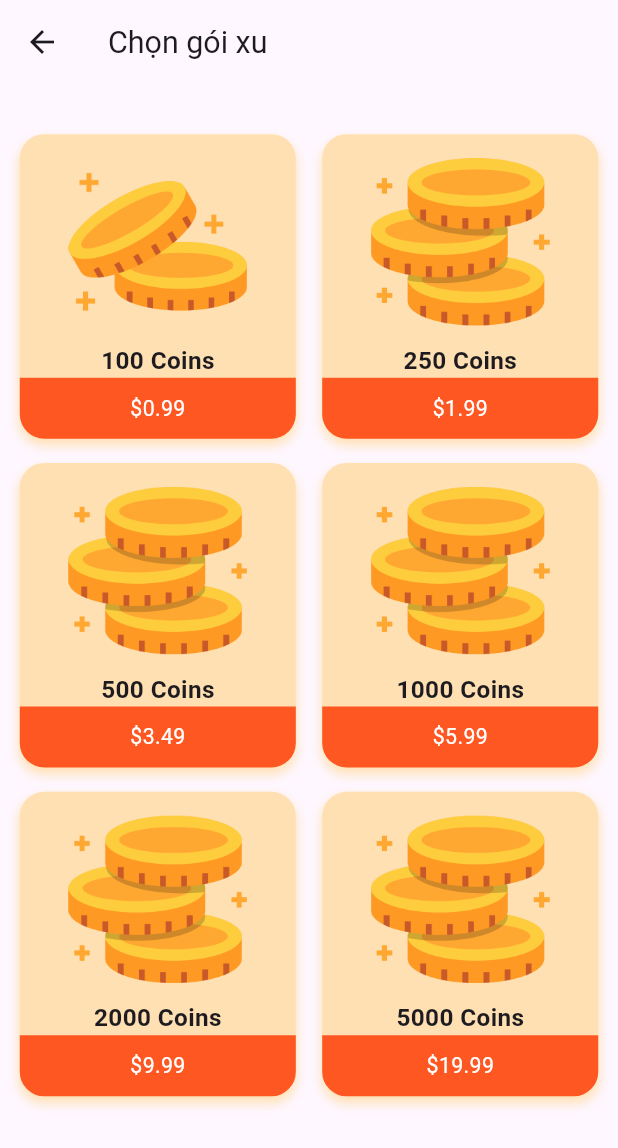
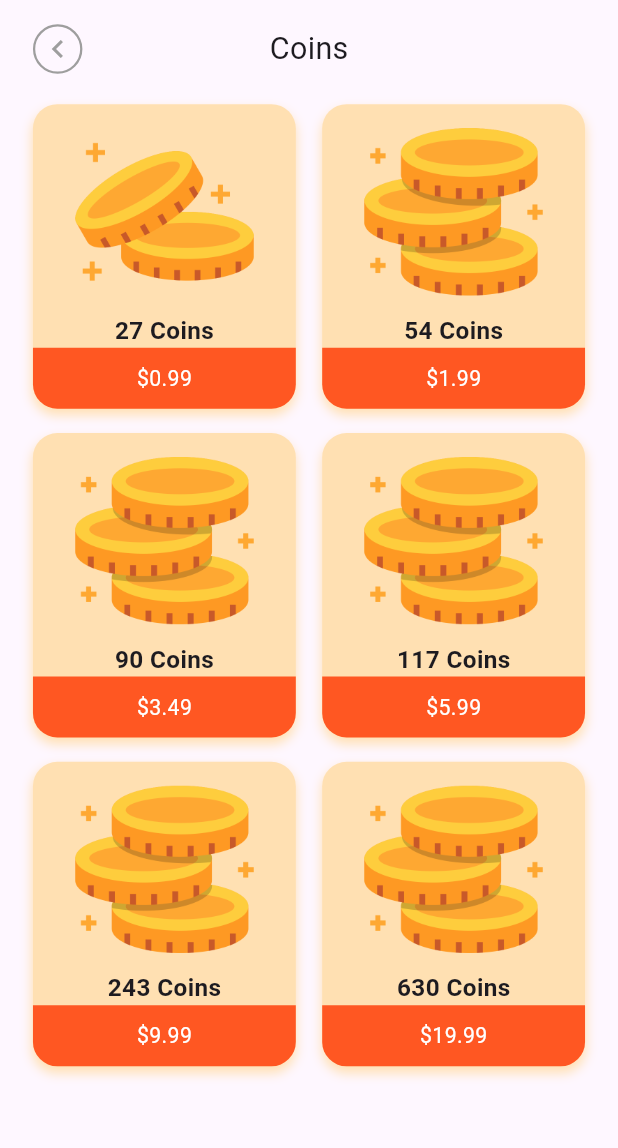
Before and after one commit to QuangAnhTr9s/quizz_app_with_level, a Flutter app: the CoinPackageScreen screen opened directly, on a phone screen of 412 x 824 dp. Shown: the top 1148 px of the screen. Run offline on Flutter 3.47's test engine with Material 3 defaults, Android fonts, the light colour scheme and no system bars; our stand-ins replace cached_network_image, flutter_easyloading, flutter_screenutil, flutter_tts, in_app_purchase, percent_indicator; missing offline and left inert: in_app_purchase_android, in_app_purchase_storekit, page_flip_builder; accounts and stored records are empty.

Commit message:
fix coin

```diff
--- a/lib/feature/flash_card/widgets/coin_package_screen.dart
+++ b/lib/feature/flash_card/widgets/coin_package_screen.dart
@@ -1,3 +1,4 @@
+import 'package:flash_card_app/feature/flash_card/widgets/custom_btn_back.dart';
 import 'package:flash_card_app/purchase/models/coin_package.dart';
 import 'package:flash_card_app/purchase/purchase_book_services.dart';
 import 'package:flash_card_app/utils/constant.dart';
@@ -22,10 +23,28 @@ class _CoinPackageScreenState extends State<CoinPackageScreen> {
   @override
   Widget build(BuildContext context) {
     return Scaffold(
-      appBar:
-          AppBar(title: Text('Chọn gói xu', style: TextStyle(fontSize: 20.sp))),
-      body: Padding(
-        padding: EdgeInsets.all(12.w),
+      body: SafeArea(
+        child: Padding(
+          padding: EdgeInsets.symmetric(horizontal: 20.w, vertical: 16.h),
+          child: Column(
+            mainAxisAlignment: MainAxisAlignment.start,
+            children: [
+              Row(
+                mainAxisAlignment: MainAxisAlignment.spaceBetween,
+                children: [
+                  CustomBtnBack(
+                    iconSize: 30.w,
+                  ),
+                  Text(
+                    'Coins',
+                    style: TextStyle(fontSize: 20.sp),
+                  ),
+                  SizedBox(
+                    width: 30.w,
+                  )
+                ],
+              ),
+              Expanded(
                 child: GridView.builder(
                   itemCount: packages.length,
                   padding: EdgeInsets.symmetric(vertical: 20.h),
@@ -61,7 +80,8 @@ class _CoinPackageScreenState extends State<CoinPackageScreen> {
                             Expanded(
                               child: Padding(
                                 padding: EdgeInsets.symmetric(horizontal: 8.w),
-                        child: Image.asset(pkg.imageAsset, fit: BoxFit.contain),
+                                child: Image.asset(pkg.imageAsset,
+                                    fit: BoxFit.contain),
                               ),
                             ),
                             SizedBox(height: 8.h),
@@ -86,7 +106,8 @@ class _CoinPackageScreenState extends State<CoinPackageScreen> {
                                 child: Center(
                                     child: Text(pkg.price,
                                         style: TextStyle(
-                                    fontSize: 14.sp, color: Colors.white))),
+                                            fontSize: 14.sp,
+                                            color: Colors.white))),
                               ),
                             ),
                           ],
@@ -96,6 +117,10 @@ class _CoinPackageScreenState extends State<CoinPackageScreen> {
                   },
                 ),
               ),
+            ],
+          ),
+        ),
+      ),
     );
   }
 }
--- a/lib/utils/constant.dart
+++ b/lib/utils/constant.dart
@@ -75,32 +75,32 @@ class AppInfoConstants {
   static final List<CoinPackage> coinsPackages = [
     CoinPackage(
         imageAsset: 'assets/coin.png',
-        coinAmount: 100,
+        coinAmount: 27,
         price: '\$0.99',
         keyStore: ConfigKey.keyCoin1),
     CoinPackage(
         imageAsset: 'assets/coin_2.png',
-        coinAmount: 250,
+        coinAmount: 54,
         price: '\$1.99',
         keyStore: ConfigKey.keyCoin2),
     CoinPackage(
         imageAsset: 'assets/coin_2.png',
-        coinAmount: 500,
+        coinAmount: 90,
         price: '\$3.49',
         keyStore: ConfigKey.keyCoin3),
     CoinPackage(
         imageAsset: 'assets/coin_2.png',
-        coinAmount: 1000,
+        coinAmount: 117,
         price: '\$5.99',
         keyStore: ConfigKey.keyCoin4),
     CoinPackage(
         imageAsset: 'assets/coin_2.png',
-        coinAmount: 2000,
+        coinAmount: 243,
         price: '\$9.99',
         keyStore: ConfigKey.keyCoin5),
     CoinPackage(
         imageAsset: 'assets/coin_2.png',
-        coinAmount: 5000,
+        coinAmount: 630,
         price: '\$19.99',
         keyStore: ConfigKey.keyCoin6),
   ];
```
Lines whose indentation alone changed are shown as unchanged.
